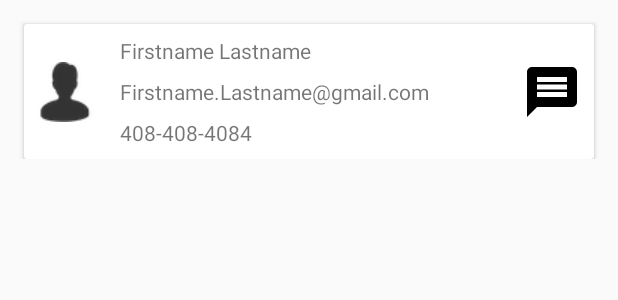
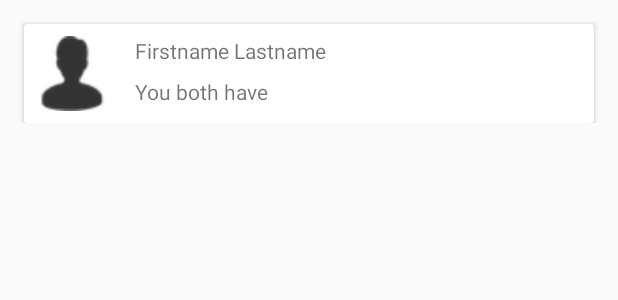
Before and after one commit to anjanbharadwaj/Curif.ai, an Android app: the layout network_profile.xml on its own in the app's theme, with its tools: preview values and no code run, on a phone screen of 412 x 824 dp. Shown: the top 300 px of the screen. Run offline under Robolectric (Android 15) with nearby library versions, the phone set to English and light mode, and no system bars.

Commit message:
network now working. can see all users with same stuff

```diff
--- a/CESApp/app/src/main/java/com/example/anjanbharadwaj/cesapp/HomePage.java
+++ b/CESApp/app/src/main/java/com/example/anjanbharadwaj/cesapp/HomePage.java
@@ -287,6 +287,7 @@ NetworkFragment.OnFragmentInteractionListener{
         ActivityCompat.requestPermissions(this,
                 new String[]{android.Manifest.permission.WRITE_EXTERNAL_STORAGE},
                 500);
+
 
         Log.v("SELECTION", "In create and send report");
 
--- a/CESApp/app/src/main/java/com/example/anjanbharadwaj/cesapp/LoginActivity.java
+++ b/CESApp/app/src/main/java/com/example/anjanbharadwaj/cesapp/LoginActivity.java
@@ -2,7 +2,6 @@ package com.example.anjanbharadwaj.cesapp;
 
 import android.content.Intent;
 import android.graphics.drawable.AnimationDrawable;
-import android.opengl.Visibility;
 import android.os.Bundle;
 import android.support.annotation.NonNull;
 import android.support.constraint.ConstraintLayout;
@@ -53,7 +52,7 @@ public class LoginActivity extends AppCompatActivity implements GoogleApiClient.
         getstarted = (Button) findViewById(R.id.getstarted);
         getstarted.setVisibility(View.INVISIBLE);
         logout.setVisibility(View.INVISIBLE);
-        emailField = (EditText) findViewById(R.id.email);
+        emailField = (EditText) findViewById(R.id.description);
         passwordField = (EditText) findViewById(R.id.password);
         mAuth = FirebaseAuth.getInstance();
 
--- a/CESApp/app/src/main/java/com/example/anjanbharadwaj/cesapp/SignupActivity.java
+++ b/CESApp/app/src/main/java/com/example/anjanbharadwaj/cesapp/SignupActivity.java
@@ -1,7 +1,5 @@
 package com.example.anjanbharadwaj.cesapp;
 
-import android.app.Activity;
-import android.content.Context;
 import android.content.Intent;
 import android.support.annotation.NonNull;
 import android.support.v7.app.AppCompatActivity;
@@ -15,7 +13,6 @@ import android.widget.RadioGroup;
 import android.widget.TextView;
 import android.widget.Toast;
 
-import com.google.android.gms.common.ConnectionResult;
 import com.google.android.gms.tasks.OnCompleteListener;
 import com.google.android.gms.tasks.Task;
 import com.google.firebase.auth.AuthResult;
@@ -48,7 +45,7 @@ public class SignupActivity extends AppCompatActivity {
         }
         hasAccount = (TextView)findViewById(R.id.hasAccountLabel);
         name = (EditText)findViewById(R.id.name);
-        email = (EditText)findViewById(R.id.email);
+        email = (EditText)findViewById(R.id.description);
         password = (EditText)findViewById(R.id.password);
         signup = (Button)findViewById(R.id.signupButton);
         group = (RadioGroup) findViewById(R.id.radioGroup);
--- a/CESApp/app/src/main/res/layout/activity_login.xml
+++ b/CESApp/app/src/main/res/layout/activity_login.xml
@@ -82,7 +82,7 @@
         app:layout_constraintTop_toTopOf="parent" />
 
     <EditText
-        android:id="@+id/email"
+        android:id="@+id/description"
 
         android:layout_width="wrap_content"
         android:layout_height="40dp"
@@ -129,7 +129,7 @@
         app:layout_constraintHorizontal_bias="0.503"
         app:layout_constraintLeft_toLeftOf="parent"
         app:layout_constraintRight_toRightOf="parent"
-        app:layout_constraintTop_toBottomOf="@+id/email" />
+        app:layout_constraintTop_toBottomOf="@+id/description" />
 
     <Button
         android:id="@+id/loginButton"
--- a/CESApp/app/src/main/res/layout/activity_signup.xml
+++ b/CESApp/app/src/main/res/layout/activity_signup.xml
@@ -73,7 +73,7 @@
         app:layout_constraintTop_toTopOf="parent" />
 
     <EditText
-        android:id="@+id/email"
+        android:id="@+id/description"
 
         android:layout_width="wrap_content"
         android:layout_height="40dp"
@@ -121,7 +121,7 @@
         app:layout_constraintHorizontal_bias="0.503"
         app:layout_constraintLeft_toLeftOf="parent"
         app:layout_constraintRight_toRightOf="parent"
-        app:layout_constraintTop_toBottomOf="@+id/email" />
+        app:layout_constraintTop_toBottomOf="@+id/description" />
 
     <Button
         android:id="@+id/signupButton"
--- a/CESApp/app/src/main/res/layout/network_profile.xml
+++ b/CESApp/app/src/main/res/layout/network_profile.xml
@@ -16,31 +16,14 @@
         app:layout_constraintStart_toStartOf="parent"
         app:layout_constraintTop_toTopOf="parent">
 
-        <LinearLayout
-            android:layout_width="match_parent"
-            android:layout_height="match_parent"
-            android:orientation="horizontal">
-
         <android.support.constraint.ConstraintLayout
             android:layout_width="match_parent"
             android:layout_height="wrap_content">
 
-                <TextView
-                    android:id="@+id/phone"
-                    android:layout_width="wrap_content"
-                    android:layout_height="wrap_content"
-                    android:layout_marginBottom="8dp"
-                    android:layout_marginStart="16dp"
-                    android:layout_marginTop="8dp"
-                    android:text="408-408-4084"
-                    app:layout_constraintBottom_toBottomOf="parent"
-                    app:layout_constraintStart_toEndOf="@+id/profile_image"
-                    app:layout_constraintTop_toBottomOf="@+id/email" />
-
             <ImageView
                 android:id="@+id/profile_image"
-                    android:layout_width="wrap_content"
-                    android:layout_height="wrap_content"
+                android:layout_width="50dp"
+                android:layout_height="50dp"
                 android:layout_marginBottom="8dp"
                 android:layout_marginEnd="8dp"
                 android:layout_marginStart="8dp"
@@ -65,35 +48,22 @@
             app:layout_constraintTop_toTopOf="parent" />
 
             <TextView
-                    android:id="@+id/email"
-                    android:layout_width="wrap_content"
+                android:id="@+id/description"
+                android:layout_width="0dp"
                 android:layout_height="wrap_content"
                 android:layout_marginBottom="8dp"
+                android:layout_marginEnd="8dp"
                 android:layout_marginStart="16dp"
                 android:layout_marginTop="8dp"
-                    android:text="Firstname.Lastname@gmail.com"
+                android:text="You both have"
                 app:layout_constraintBottom_toBottomOf="parent"
+                app:layout_constraintEnd_toEndOf="parent"
+                app:layout_constraintHorizontal_bias="0.0"
                 app:layout_constraintStart_toEndOf="@+id/profile_image"
                 app:layout_constraintTop_toBottomOf="@+id/name"
                 app:layout_constraintVertical_bias="0.0" />
 
-                <ImageView
-                    android:layout_width="40dp"
-                    android:layout_height="40dp"
-                    android:layout_marginBottom="8dp"
-                    android:layout_marginEnd="8dp"
-                    android:layout_marginTop="8dp"
-                    android:src="@drawable/network_message_icon"
-                    app:layout_constraintBottom_toBottomOf="parent"
-                    app:layout_constraintEnd_toEndOf="parent"
-                    app:layout_constraintTop_toTopOf="parent" />
-
         </android.support.constraint.ConstraintLayout>
-
-
-
-
-        </LinearLayout>
 
 
     </android.support.v7.widget.CardView>
```
Also changed, not shown: CESApp/app/src/main/java/com/example/anjanbharadwaj/cesapp/NetworkFragment.java (+116 -26 lines). Lines whose indentation alone changed are shown as unchanged.
